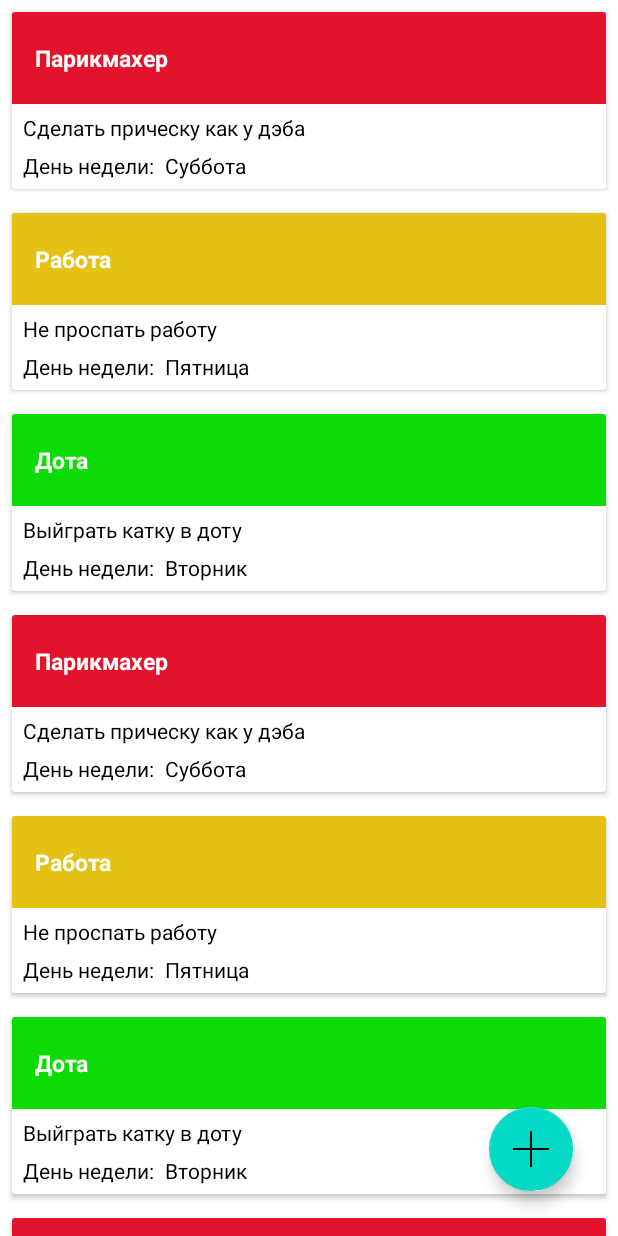
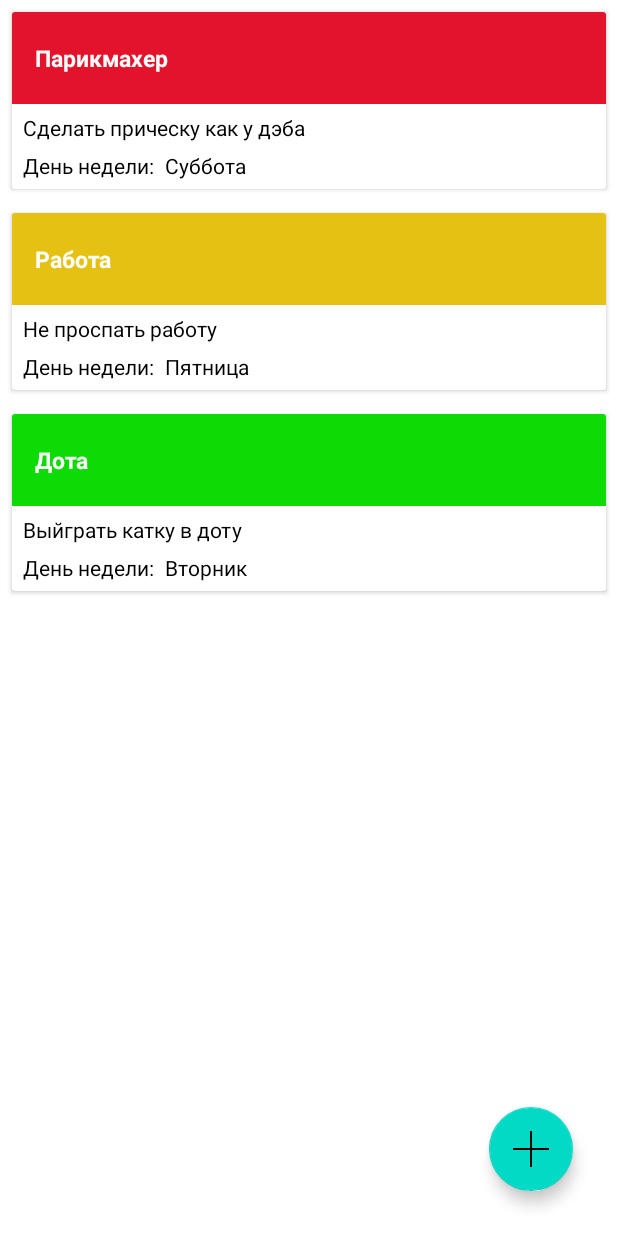
Before and after one commit to Masharo/Notes, an Android app: the screen it shows after launch (MainActivity), on a phone screen of 412 x 824 dp. Run offline under Robolectric (Android 15) with nearby library versions, the phone set to English and light mode, and no system bars.

Commit message:
Теперь add note после нажатия сохранить добавляет Note в List<Note> и список задач обновляется а при клике на задачу выводится Toast с title note

```diff
--- a/app/src/main/java/com/example/notes/MainActivity.java
+++ b/app/src/main/java/com/example/notes/MainActivity.java
@@ -3,6 +3,7 @@ package com.example.notes;
 import android.content.Intent;
 import android.os.Bundle;
 import android.view.View;
+import android.widget.Toast;
 
 import androidx.appcompat.app.AppCompatActivity;
 import androidx.recyclerview.widget.RecyclerView;
@@ -20,36 +21,36 @@ public class MainActivity extends AppCompatActivity {
         setContentView(R.layout.activity_main);
 
         recyclerViewNotes = findViewById(R.id.recyclerview_main_notes);
+        notes = new ArrayList<>();
 
-        notes = new ArrayList<Note>() {{
+        addNotesDefaultValue();
+        instanceNote();
+    }
+
+    public void onClickListNotes(View view) {
+        //recyclerViewNotes.getItem;
+    }
+
+    public static ArrayList<Note> getNotes() {
+        return notes;
+    }
+
+    private void instanceNote() {
+        NotesAdapter adapter = new NotesAdapter(this, notes);
+        recyclerViewNotes.setAdapter(adapter);
+
+        adapter.setOnNoteClickListener(i -> {
+            Note selectedNote = adapter.getNotes().get(i);
+            Toast.makeText(getApplicationContext(), selectedNote.getTitle(), Toast.LENGTH_SHORT).show();
+        });
+    }
+
+    private void addNotesDefaultValue() {
+        notes.addAll(new ArrayList<Note>() {{
             add(new Note("Парикмахер", "Сделать прическу как у дэба", DayOfWeek.SATURDAY, Priority.RED));
             add(new Note("Работа", "Не проспать работу", DayOfWeek.FRIDAY, Priority.GREEN));
             add(new Note("Дота", "Выйграть катку в доту", DayOfWeek.TUESDAY, Priority.YELLOW));
-            add(new Note("Парикмахер", "Сделать прическу как у дэба", DayOfWeek.SATURDAY, Priority.RED));
-            add(new Note("Работа", "Не проспать работу", DayOfWeek.FRIDAY, Priority.GREEN));
-            add(new Note("Дота", "Выйграть катку в доту", DayOfWeek.TUESDAY, Priority.YELLOW));
-            add(new Note("Парикмахер", "Сделать прическу как у дэба", DayOfWeek.SATURDAY, Priority.RED));
-            add(new Note("Работа", "Не проспать работу", DayOfWeek.FRIDAY, Priority.GREEN));
-            add(new Note("Дота", "Выйграть катку в доту", DayOfWeek.TUESDAY, Priority.YELLOW));
-            add(new Note("Парикмахер", "Сделать прическу как у дэба", DayOfWeek.SATURDAY, Priority.RED));
-            add(new Note("Работа", "Не проспать работу", DayOfWeek.FRIDAY, Priority.GREEN));
-            add(new Note("Дота", "Выйграть катку в доту", DayOfWeek.TUESDAY, Priority.YELLOW));
-            add(new Note("Парикмахер", "Сделать прическу как у дэба", DayOfWeek.SATURDAY, Priority.RED));
-            add(new Note("Работа", "Не проспать работу", DayOfWeek.FRIDAY, Priority.GREEN));
-            add(new Note("Дота", "Выйграть катку в доту", DayOfWeek.TUESDAY, Priority.YELLOW));
-            add(new Note("Парикмахер", "Сделать прическу как у дэба", DayOfWeek.SATURDAY, Priority.RED));
-            add(new Note("Работа", "Не проспать работу", DayOfWeek.FRIDAY, Priority.GREEN));
-            add(new Note("Дота", "Выйграть катку в доту", DayOfWeek.TUESDAY, Priority.YELLOW));
-            add(new Note("Парикмахер", "Сделать прическу как у дэба", DayOfWeek.SATURDAY, Priority.RED));
-            add(new Note("Работа", "Не проспать работу", DayOfWeek.FRIDAY, Priority.GREEN));
-            add(new Note("Дота", "Выйграть катку в доту", DayOfWeek.TUESDAY, Priority.YELLOW));
-            add(new Note("Парикмахер", "Сделать прическу как у дэба", DayOfWeek.SATURDAY, Priority.RED));
-            add(new Note("Работа", "Не проспать работу", DayOfWeek.FRIDAY, Priority.GREEN));
-            add(new Note("Дота", "Выйграть катку в доту", DayOfWeek.TUESDAY, Priority.YELLOW));
-        }};
-
-        NotesAdapter adapter = new NotesAdapter(this, notes);
-        recyclerViewNotes.setAdapter(adapter);
+        }});
     }
 
     public void onClickAddNote(View view) {
--- a/app/src/main/java/com/example/notes/NotesAdapter.java
+++ b/app/src/main/java/com/example/notes/NotesAdapter.java
@@ -7,19 +7,32 @@ import android.view.ViewGroup;
 import android.widget.TextView;
 
 import androidx.annotation.NonNull;
-import androidx.constraintlayout.widget.ConstraintLayout;
 import androidx.recyclerview.widget.RecyclerView;
 
 import java.util.List;
+import java.util.Objects;
 
 public class NotesAdapter extends RecyclerView.Adapter<RecyclerView.ViewHolder> {
 
     private LayoutInflater inflater;
     private List<Note> notes;
+    private OnNoteClickListener onNoteClickListener;
 
     public NotesAdapter(Context context, List<Note> notes) {
         this.inflater = LayoutInflater.from(context);
         this.notes = notes;
+    }
+
+    interface OnNoteClickListener {
+        void onNoteClick(int position);
+    }
+
+    public void setOnNoteClickListener(OnNoteClickListener onNoteClickListener) {
+        this.onNoteClickListener = onNoteClickListener;
+    }
+
+    public List<Note> getNotes() {
+        return notes;
     }
 
     @NonNull
@@ -60,6 +73,13 @@ public class NotesAdapter extends RecyclerView.Adapter<RecyclerView.ViewHolder>
             textViewTitle = itemView.findViewById(R.id.textview_noteitem_title);
             textViewDescription = itemView.findViewById(R.id.textview_noteitem_description);
             textViewDayOfWeek = itemView.findViewById(R.id.textview_noteitem_dayofweek);
+
+            itemView.setOnClickListener(i ->
+            {
+                if (Objects.nonNull(onNoteClickListener)) {
+                    onNoteClickListener.onNoteClick(getAdapterPosition());
+                }
+            });
         }
     }
 }
--- a/app/src/main/res/layout/activity_add_note.xml
+++ b/app/src/main/res/layout/activity_add_note.xml
@@ -89,6 +89,7 @@
                     android:layout_height="wrap_content"
                     android:text="@string/text_addnote_prioritylow"
                     android:textColor="@color/green"
+                    android:checked="true"
                     android:textSize="17sp" />
 
             </RadioGroup>
--- a/app/src/main/res/layout/activity_main.xml
+++ b/app/src/main/res/layout/activity_main.xml
@@ -10,6 +10,7 @@
         android:id="@+id/recyclerview_main_notes"
         android:layout_width="0dp"
         android:layout_height="0dp"
+        android:onClick="onClickListNotes"
         app:layoutManager="androidx.recyclerview.widget.LinearLayoutManager"
         app:layout_constraintTop_toTopOf="parent"
         app:layout_constraintLeft_toLeftOf="parent"
```
Also changed, not shown: app/src/main/java/com/example/notes/AddNoteActivity.java (+14 -1 lines).
